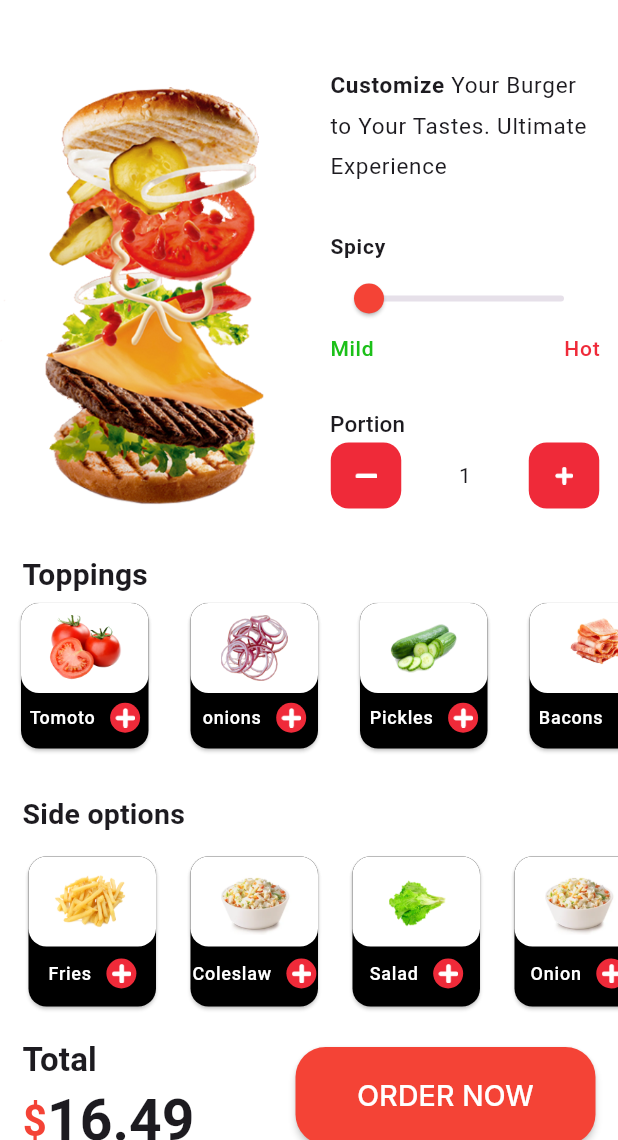
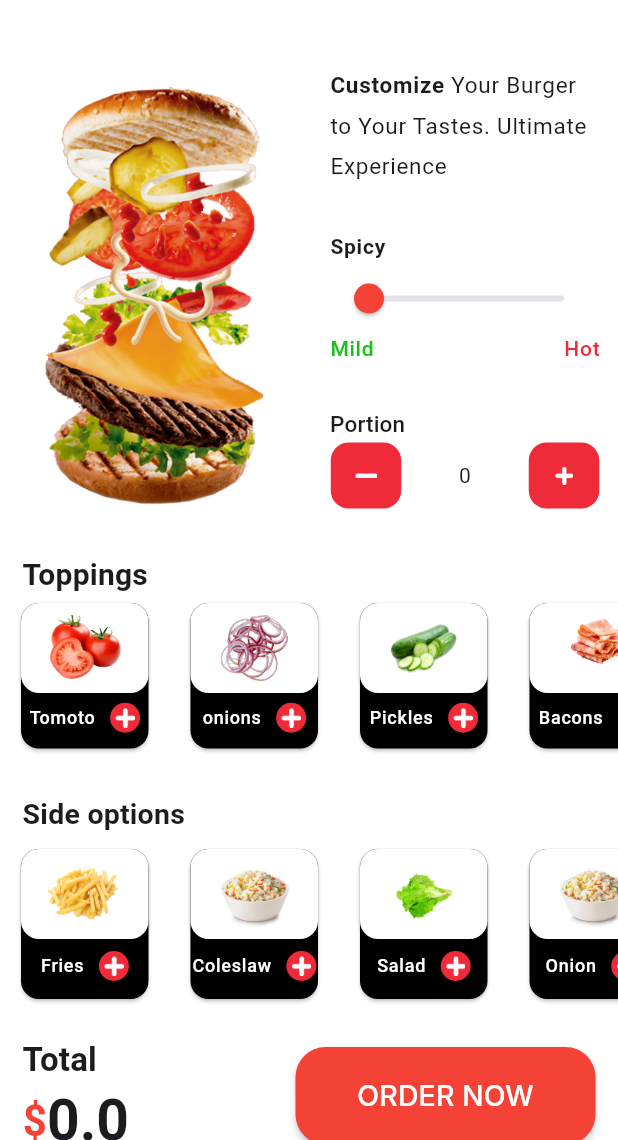
Before and after one commit to sotvoldiyew/food_app, a Flutter app: the OrderScreen screen opened by its route, on a phone screen of 412 x 824 dp, the part 96-1236 px from its top. Run offline on Flutter 3.47's test engine with Material 3 defaults, Android fonts, the phone set to English and light mode, and no system bars.

Commit message:
Food go app is ready

```diff
--- a/lib/main.dart
+++ b/lib/main.dart
@@ -6,7 +6,6 @@ import 'package:food_app/screens/order/order_screen.dart';
 import 'package:food_app/screens/payment/payment_screen.dart';
 import 'package:food_app/screens/product/product_screen.dart';
 import 'package:food_app/screens/splash/splash_screen.dart';
-import 'package:food_app/screens/success/success_screen.dart';
 
 void main() {
   WidgetsFlutterBinding.ensureInitialized();
@@ -21,14 +20,13 @@ class MyApp extends StatelessWidget {
   Widget build(BuildContext context) {
     return MaterialApp(
       debugShowCheckedModeBanner: false,
-      home: const OrderScreen(),
+      home: const SplashScreen(),
       routes: {
         RouterNames.splash: (context) => const SplashScreen(),
         RouterNames.home: (context) => const HomeScreen(),
         RouterNames.product: (context) => const ProductScreen(),
         RouterNames.order: (context) => const OrderScreen(),
         RouterNames.payment: (context) => const PaymentScreen(),
-        RouterNames.success: (context) => const SuccessScreen(),
       },
     );
   }
--- a/lib/router/router_names.dart
+++ b/lib/router/router_names.dart
@@ -6,5 +6,4 @@ class RouterNames{
   static const String product = "product/";
   static const String order = "order/";
   static const String payment = "payment/";
-  static const String success = "success/";
 }
--- a/lib/screens/order/order_screen.dart
+++ b/lib/screens/order/order_screen.dart
@@ -1,18 +1,37 @@
 import 'package:flutter/material.dart';
 import 'package:food_app/screens/order/toppings.dart';
+import 'package:food_app/screens/payment/payment_screen.dart';
 import 'package:food_app/style/app_icons.dart';
 import 'package:food_app/style/app_images.dart';
 
 class OrderScreen extends StatefulWidget {
-  const OrderScreen({super.key});
+  const OrderScreen({
+    super.key,
+    this.foodSpicy = 0,
+    this.countNumber = 0,
+    this.foodPrice = 0,
+  });
+
+  final double foodSpicy;
+  final int countNumber;
+  final double foodPrice;
 
   @override
   State<OrderScreen> createState() => _OrderScreenState();
 }
 
 class _OrderScreenState extends State<OrderScreen> {
-  int number = 1;
-  double sliderValue = 0;
+  late int number;
+  late double sliderValue;
+  late double price;
+
+  @override
+  void initState() {
+    super.initState();
+    number = widget.countNumber;
+    sliderValue = widget.foodSpicy;
+    price = widget.foodPrice;
+  }
 
   void minus() {
     setState(() {
@@ -44,7 +63,9 @@ class _OrderScreenState extends State<OrderScreen> {
                   height: 50,
                   width: 50,
                   child: IconButton(
-                    onPressed: () {},
+                    onPressed: () {
+                      Navigator.maybePop(context);
+                    },
                     icon: const Image(
                       image: AssetImage(AppIcons.arrowLeft),
                     ),
@@ -156,12 +177,17 @@ class _OrderScreenState extends State<OrderScreen> {
                           children: [
                             IconButton(
                                 style: const ButtonStyle(
-                                    shape: WidgetStatePropertyAll(
-                                        RoundedRectangleBorder(
-                                            borderRadius: BorderRadius.all(
-                                                Radius.circular(12)))),
-                                    backgroundColor: WidgetStatePropertyAll(
-                                        Color(0xffef2a39))),
+                                  shape: WidgetStatePropertyAll(
+                                    RoundedRectangleBorder(
+                                      borderRadius: BorderRadius.all(
+                                        Radius.circular(12),
+                                      ),
+                                    ),
+                                  ),
+                                  backgroundColor: WidgetStatePropertyAll(
+                                    Color(0xffef2a39),
+                                  ),
+                                ),
                                 onPressed: minus,
                                 icon: const Padding(
                                   padding: EdgeInsets.all(8.0),
@@ -256,19 +282,19 @@ class _OrderScreenState extends State<OrderScreen> {
               scrollDirection: Axis.horizontal,
               children: const [
                 Padding(
-                  padding: EdgeInsets.only(top: 10, left: 15),
+                  padding: EdgeInsets.symmetric(horizontal: 10, vertical: 5),
                   child: Toppings(name: "Fries", image: AppImages.food5),
                 ),
                 Padding(
-                  padding: EdgeInsets.only(top: 10, left: 15),
+                  padding: EdgeInsets.symmetric(horizontal: 10, vertical: 5),
                   child: Toppings(name: "Coleslaw", image: AppImages.food6),
                 ),
                 Padding(
-                  padding: EdgeInsets.only(top: 10, left: 15),
+                  padding: EdgeInsets.symmetric(horizontal: 10, vertical: 5),
                   child: Toppings(name: "Salad", image: AppImages.food7),
                 ),
                 Padding(
-                  padding: EdgeInsets.only(top: 10, left: 15),
+                  padding: EdgeInsets.symmetric(horizontal: 10, vertical: 5),
                   child: Toppings(name: "Onion", image: AppImages.food6),
                 ),
               ],
@@ -300,7 +326,7 @@ class _OrderScreenState extends State<OrderScreen> {
                               fontWeight: FontWeight.w600),
                         ),
                         Text(
-                          "16.49",
+                          "${widget.foodPrice * number}",
                           style: Theme.of(context)
                               .textTheme
                               .headlineLarge
@@ -320,7 +346,16 @@ class _OrderScreenState extends State<OrderScreen> {
                         Radius.circular(20),
                       ),
                     ),
-                    onPressed: () {},
+                    onPressed: () {
+                      Navigator.push(
+                        context,
+                        MaterialPageRoute(
+                          builder: (context) => PaymentScreen(
+                            price: price,
+                          ),
+                        ),
+                      );
+                    },
                     color: Colors.red,
                     child: Text(
                       "ORDER NOW",
```
Also changed, not shown: lib/screens/home/home_screen.dart (+18 -5 lines), lib/screens/home/widgets/my_card.dart (+7 -4 lines), lib/screens/payment/payment_screen.dart (+61 -35 lines), lib/screens/product/product_screen.dart (+24 -6 lines), lib/screens/success/success_screen.dart (deleted, +0 -10 lines).
